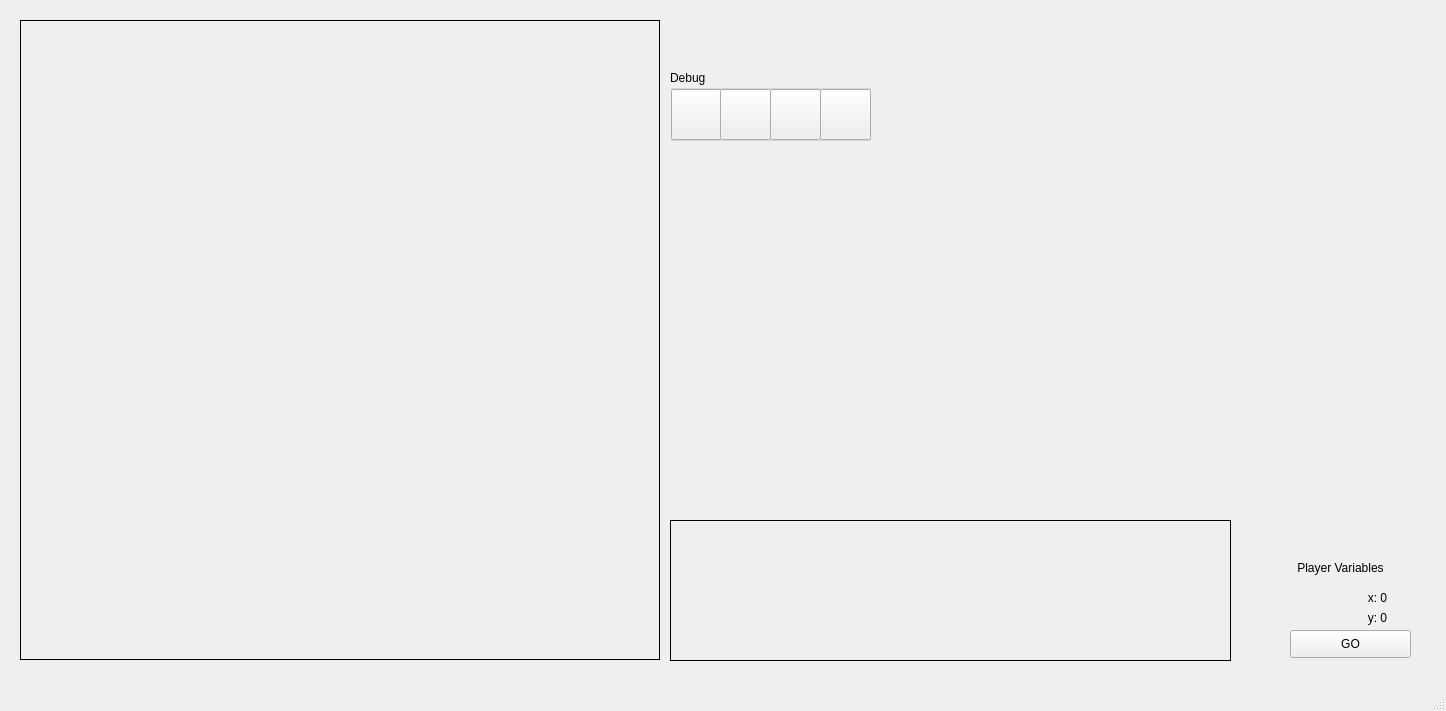
This is A9/mainwindow.ui in DarkoAdair/Projects as Qt 5 draws it before an edit. The edited form follows.
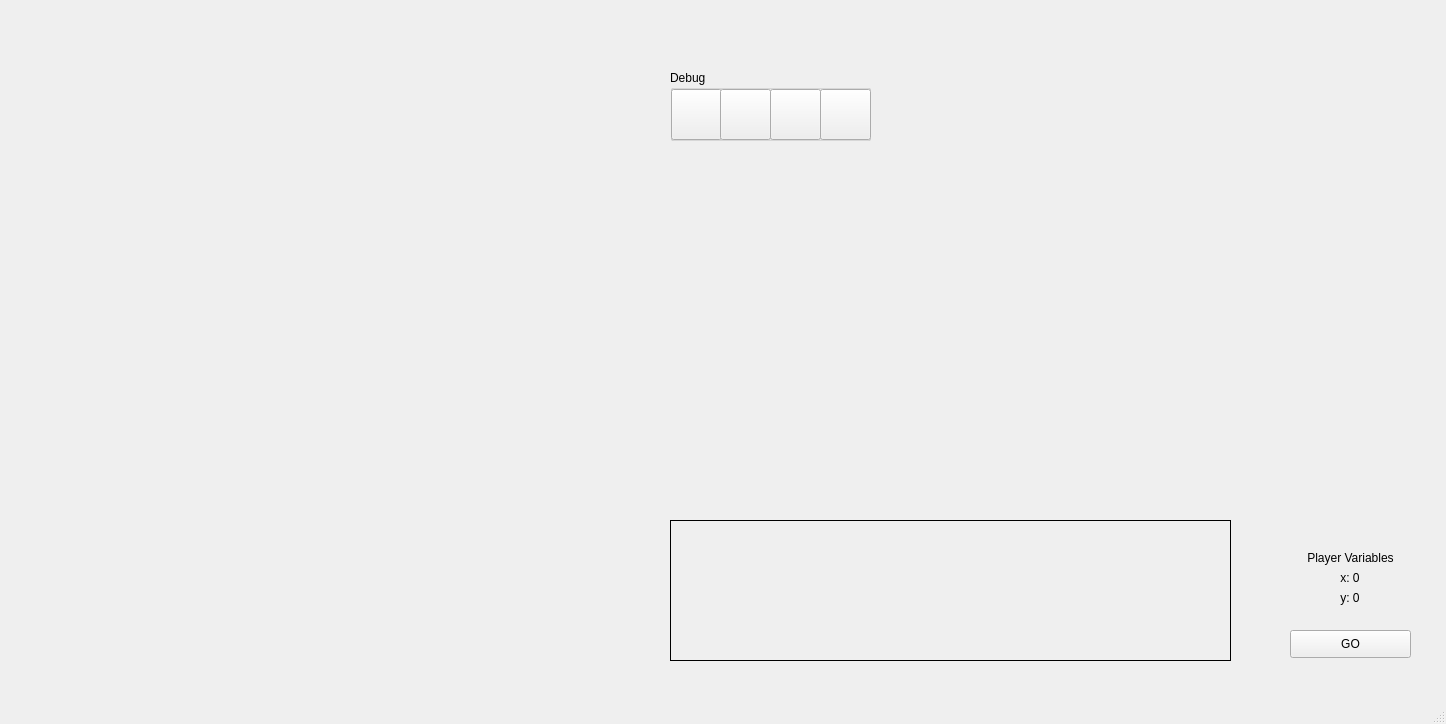
This is the edited form. Icons and pictures are not drawn.

```diff
--- a/A9/mainwindow.ui
+++ b/A9/mainwindow.ui
@@ -7,7 +7,7 @@
     <x>0</x>
     <y>0</y>
     <width>1446</width>
-    <height>711</height>
+    <height>724</height>
    </rect>
   </property>
   <property name="windowTitle">
@@ -17,10 +17,10 @@
    <widget class="QLabel" name="playerLabel">
     <property name="geometry">
      <rect>
-      <x>20</x>
-      <y>20</y>
+      <x>10</x>
+      <y>10</y>
       <width>64</width>
-      <height>64</height>
+      <height>96</height>
      </rect>
     </property>
     <property name="frameShape">
@@ -52,14 +52,14 @@
    <widget class="QLabel" name="playField">
     <property name="geometry">
      <rect>
-      <x>20</x>
-      <y>20</y>
+      <x>10</x>
+      <y>42</y>
       <width>640</width>
       <height>640</height>
      </rect>
     </property>
     <property name="frameShape">
-     <enum>QFrame::Box</enum>
+     <enum>QFrame::NoFrame</enum>
     </property>
     <property name="text">
      <string/>
@@ -68,8 +68,8 @@
    <widget class="QLabel" name="variablesLabel">
     <property name="geometry">
      <rect>
-      <x>1280</x>
-      <y>560</y>
+      <x>1290</x>
+      <y>550</y>
       <width>121</width>
       <height>16</height>
      </rect>
@@ -84,9 +84,9 @@
    <widget class="QLabel" name="xLabel">
     <property name="geometry">
      <rect>
-      <x>1350</x>
-      <y>590</y>
-      <width>55</width>
+      <x>1320</x>
+      <y>570</y>
+      <width>60</width>
       <height>16</height>
      </rect>
     </property>
@@ -100,9 +100,9 @@
    <widget class="QLabel" name="yLabel">
     <property name="geometry">
      <rect>
-      <x>1350</x>
-      <y>610</y>
-      <width>55</width>
+      <x>1320</x>
+      <y>590</y>
+      <width>60</width>
       <height>16</height>
      </rect>
     </property>
```
Left out of the diff: 81 changed lines with no effect on the pictures.
